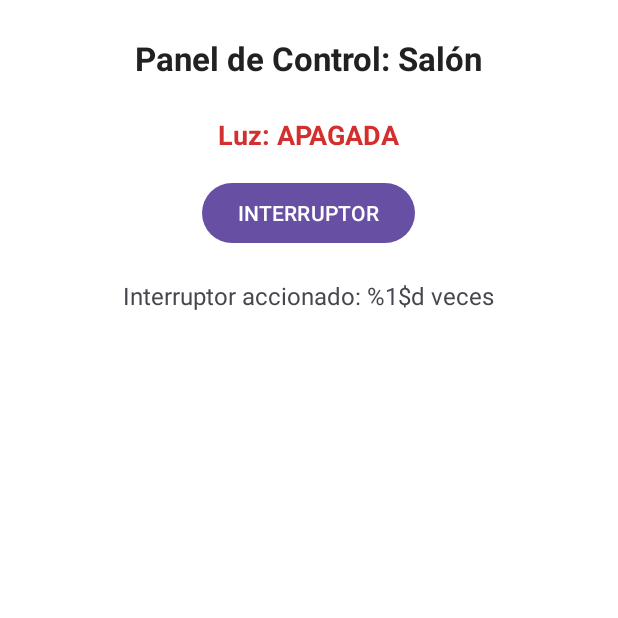
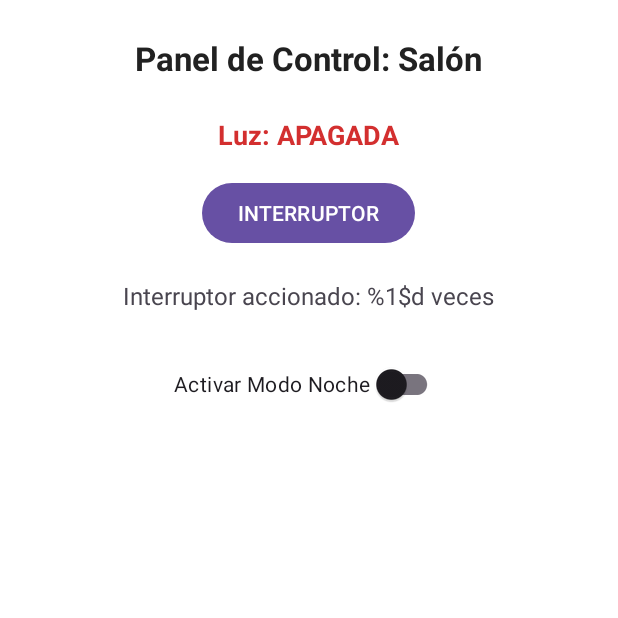
Before and after one commit to aroaher07-hub/Tarea-Git-Xabi-Aroa, an Android app: the screen it shows after launch (MainActivity), on a phone screen of 412 x 824 dp, the top half of it. Run offline under Robolectric (Android 15) with nearby library versions, the phone set to English and light mode, and no system bars.

Commit message:
feat: switch para alternar modo noche en el panel

```diff
--- a/app/src/main/java/com/example/tareagit_xabi_aroa/MainActivity.java
+++ b/app/src/main/java/com/example/tareagit_xabi_aroa/MainActivity.java
@@ -23,6 +23,9 @@ public class MainActivity extends AppCompatActivity {
     private int contadorPulsaciones = 0;
 
     // TODO RAMA feature/modo-noche: Declarar referencia a switchModoNoche
+    // Variable miembro:
+    private androidx.appcompat.widget.SwitchCompat switchModoNoche;
+    private TextView tvTitulo;
 
     // TODO RAMA feature/boton-panico: Declarar referencia a btnPanico
 
@@ -61,6 +64,22 @@ public class MainActivity extends AppCompatActivity {
         });
 
         // TODO RAMA feature/modo-noche: Configurar listener del switch para cambiar color de fondo
+        // En onCreate():
+        tvTitulo = findViewById(R.id.tvTitulo);
+        switchModoNoche = findViewById(R.id.switchModoNoche);
+
+        switchModoNoche.setOnCheckedChangeListener(new android.widget.CompoundButton.OnCheckedChangeListener() {
+            @Override
+            public void onCheckedChanged(android.widget.CompoundButton buttonView, boolean isChecked) {
+                if (isChecked) {
+                    layoutRaiz.setBackgroundColor(ContextCompat.getColor(MainActivity.this, R.color.fondo_oscuro));
+                    tvTitulo.setTextColor(ContextCompat.getColor(MainActivity.this, R.color.texto_oscuro));
+                } else {
+                    layoutRaiz.setBackgroundColor(ContextCompat.getColor(MainActivity.this, R.color.fondo_claro));
+                    tvTitulo.setTextColor(ContextCompat.getColor(MainActivity.this, R.color.texto_claro));
+                }
+            }
+        });
 
         // TODO RAMA feature/boton-panico: Configurar listener del botón de pánico
     }
--- a/app/src/main/res/layout/activity_main.xml
+++ b/app/src/main/res/layout/activity_main.xml
@@ -54,6 +54,13 @@
         Insertar aquí un Switch con id 'switchModoNoche' para
         alternar el color de fondo de 'layoutRaiz'.
     -->
+    <androidx.appcompat.widget.SwitchCompat
+        android:id="@+id/switchModoNoche"
+        android:layout_width="wrap_content"
+        android:layout_height="wrap_content"
+        android:layout_marginTop="24dp"
+        android:text="@string/switch_modo_noche" />
+
 
     <!--
         TODO RAMA feature/boton-panico:
--- a/app/src/main/res/values/strings.xml
+++ b/app/src/main/res/values/strings.xml
@@ -7,4 +7,6 @@
 
     <string name="texto_contador">Interruptor accionado: %1$d veces</string>
 
+    <string name="switch_modo_noche">Activar Modo Noche</string>
+
 </resources>
```
